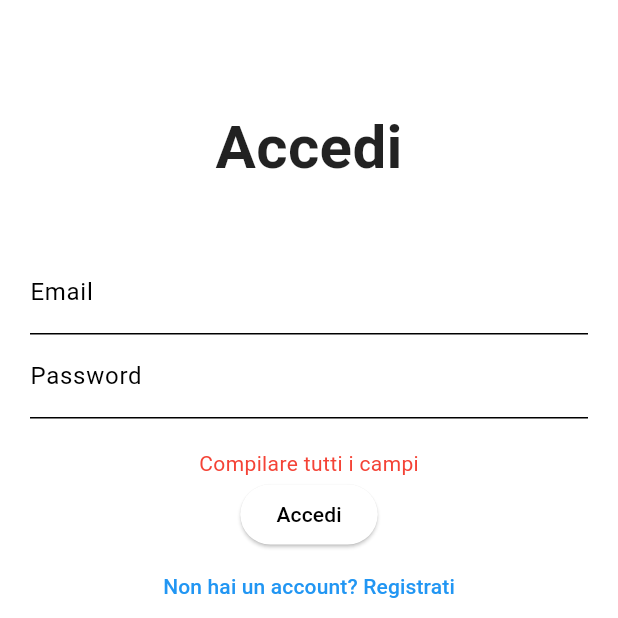
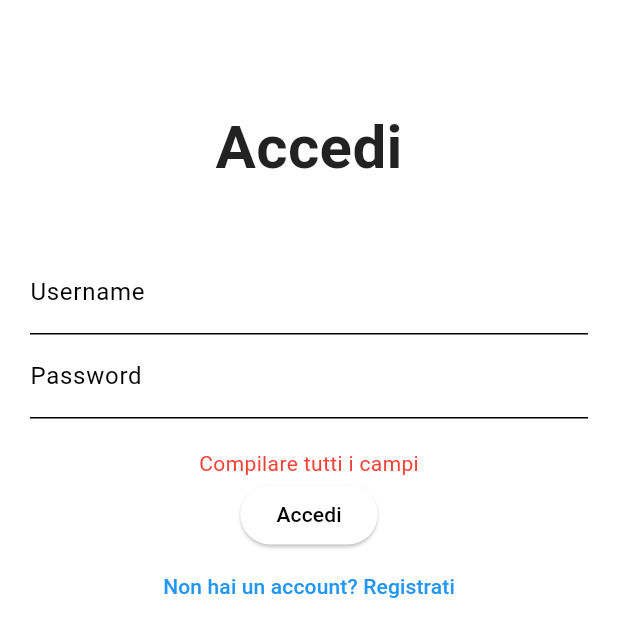
Before and after one commit to strumpac/CatConnect2, a Flutter app: the screen it shows after launch, after a tap on "Accedi", on a phone screen of 412 x 824 dp, the top half of it. Run offline on Flutter 3.47's test engine with Material 3 defaults, Android fonts, the phone set to English and light mode, and no system bars; our stand-ins replace cached_network_image, dio, flutter_staggered_animations, google_fonts, image_picker, shared_preferences; missing offline and left inert: cloudinary_public, tflite_flutter; network calls fail.

Commit message:
ora si fa il login con lo username e non ca la mail big cambio di file speriamo non faccia un casino

```diff
--- a/FRONTEND/cat_connect/lib/account.dart
+++ b/FRONTEND/cat_connect/lib/account.dart
@@ -41,7 +41,7 @@ class _AccountScreenState extends State<AccountScreen> {
 
     try {
       final response = await http.get(
-        Uri.parse('http://192.168.1.239:5000/api/auth/me'),
+        Uri.parse('http://10.1.0.6:5000/api/auth/me'),
         headers: {'Authorization': token},
       );
 
--- a/FRONTEND/cat_connect/lib/add_post.dart
+++ b/FRONTEND/cat_connect/lib/add_post.dart
@@ -159,7 +159,7 @@ class _AddPostScreenState extends State<AddPostScreen> {
 
     try {
       final response = await http.get(
-        Uri.parse('http://192.168.1.239:5000/api/auth/me'),
+        Uri.parse('http://10.1.0.6:5000/api/auth/me'),
         headers: {'Authorization': '$token'},
       );
 
@@ -183,7 +183,7 @@ class _AddPostScreenState extends State<AddPostScreen> {
       });
     }
 
-    const String apiUrl = 'http://192.168.1.239:5000/api/auth/addPost';
+    const String apiUrl = 'http://10.1.0.6:5000/api/auth/addPost';
 
     try {
       final response = await http.post(
--- a/FRONTEND/cat_connect/lib/login.dart
+++ b/FRONTEND/cat_connect/lib/login.dart
@@ -44,7 +44,7 @@ class _LoginScreenState extends State<LoginScreen> {
       _errorMessage = null;
     });
 
-    if (_emailController.text.isEmpty || _passwordController.text.isEmpty) {
+    if (_usernameController.text.isEmpty || _passwordController.text.isEmpty) {
       setState(() {
         _isLoading = false;
         _errorMessage = "Compilare tutti i campi";
@@ -54,9 +54,9 @@ class _LoginScreenState extends State<LoginScreen> {
 
     try {
       final response = await http.post(
-        Uri.parse('http://192.168.1.239:5000/api/auth/login'),
+        Uri.parse('http://10.1.0.6:5000/api/auth/login'),
         body: json.encode({
-          'email': _emailController.text,
+          'username': _usernameController.text,
           'password': _passwordController.text,
         }),
         headers: {'Content-Type': 'application/json'},
@@ -118,7 +118,7 @@ class _LoginScreenState extends State<LoginScreen> {
     }
 
     final response = await http.post(
-      Uri.parse('http://192.168.1.239:5000/api/auth/register'),
+      Uri.parse('http://10.1.0.6:5000/api/auth/register'),
       body: json.encode({
         'username': _usernameController.text,
         'email': _emailController.text,
@@ -172,7 +172,7 @@ class _LoginScreenState extends State<LoginScreen> {
                   ),
                 ),
               const SizedBox(height: 20),
-              if (_isRegistering)
+             // if (_isRegistering)
                 TextField(
                   controller: _usernameController,
                   decoration: const InputDecoration(
@@ -180,6 +180,7 @@ class _LoginScreenState extends State<LoginScreen> {
                     labelStyle: TextStyle(color: Colors.black),
                   ),
                 ),
+              if(_isRegistering)
               TextField(
                 controller: _emailController,
                 decoration: const InputDecoration(
--- a/FRONTEND/cat_connect/lib/search.dart
+++ b/FRONTEND/cat_connect/lib/search.dart
@@ -44,7 +44,7 @@ class _SearchScreenState extends State<SearchScreen> {
     try {
       final response = await http.get(
         Uri.parse(
-            'http://192.168.1.239:5000/api/auth/searchUsers?query=$query'),
+            'http://10.1.0.6:5000/api/auth/searchUsers?query=$query'),
         headers: {
           'Authorization': token // Aggiungi il token nel formato Bearer
         },
```
Also changed, not shown: FRONTEND/cat_connect/lib/searched.dart (+4 -4 lines), FRONTEND/cat_connect/pubspec.lock, 127 other files.
